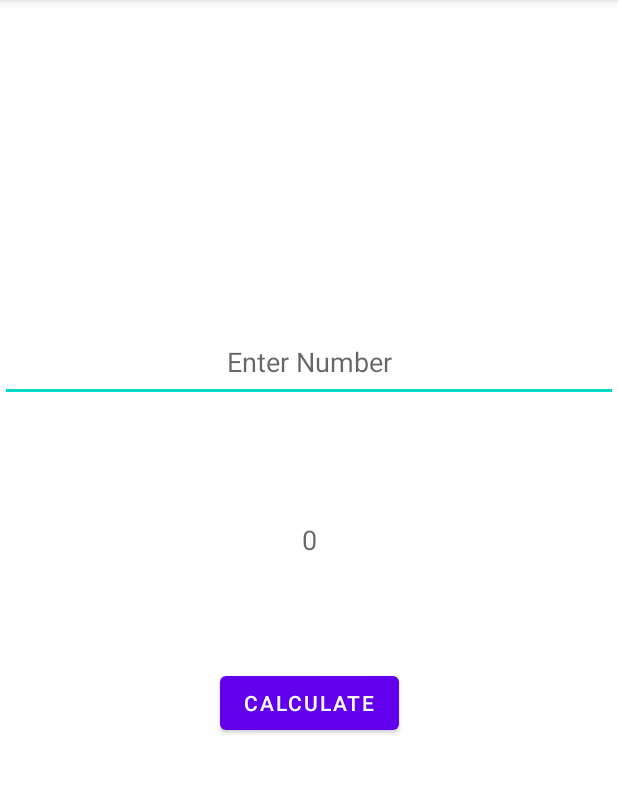
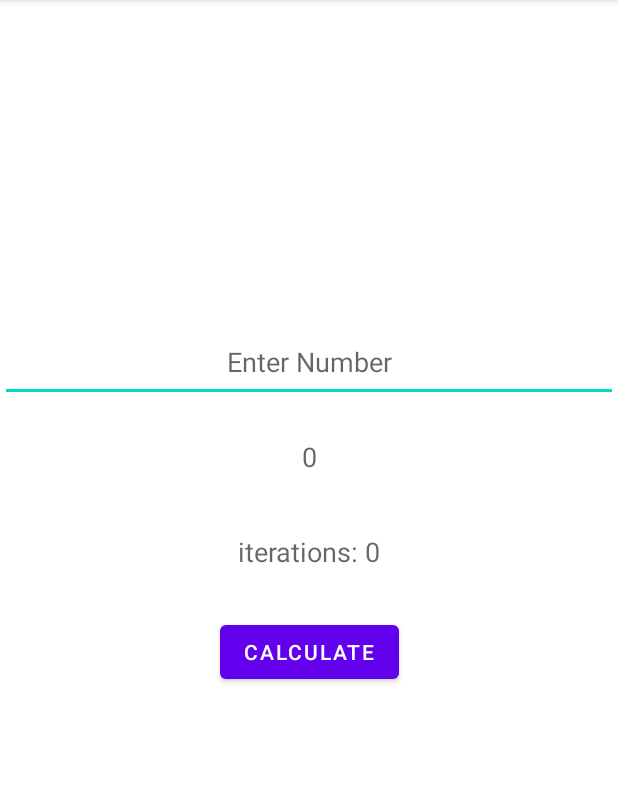
Before and after one commit to MrILL/embeddedLabs, an Android app: the screen it shows after launch (MainActivity), after a tap on "CALCULATE", on a phone screen of 412 x 824 dp, the part 84-878 px from its top. Run offline under Robolectric (Android 15) with nearby library versions, the phone set to English and light mode, and no system bars; 1 statement that could not run was skipped.

Commit message:
feat(3.1): additional task

```diff
--- a/app/src/main/java/com/example/mrills/MainActivity.kt
+++ b/app/src/main/java/com/example/mrills/MainActivity.kt
@@ -13,21 +13,26 @@ fun formatResult(num1: Long, num2: Long): String {
     return "${num1.toString()}, ${num2.toString()}"
 }
 
-fun fermaFactors(n: Long): String {
+fun formatResultIter(i: Long): String {
+    return "iterations: ${i.toString()}"
+}
+
+fun fermaFactors(n: Long): Array<String> {
     if(n <= 0) {
-        return n.toString()
+        return arrayOf(n.toString(), formatResultIter(0))
     }
 
     if(n % 2 == 0L) {
-        return formatResult(n/2, n)
+        return arrayOf(formatResult(n/2, n), formatResultIter(0))
     }
 
     var a: Long = ceil(sqrt(n.toDouble())).toLong()
     if(a * a == n) {
-        return formatResult(a, a)
+        return arrayOf(formatResult(a, a), formatResultIter(0))
     }
 
     var b: Long
+    var i: Long = 0
     while(true) {
         val b1: Long = a * a - n
         b = sqrt(b1.toDouble()).toLong()
@@ -36,8 +41,9 @@ fun fermaFactors(n: Long): String {
         } else {
             a += 1
         }
+        i++
     }
-    return formatResult(a - b, a + b)
+    return arrayOf(formatResult(a - b, a + b), formatResultIter(i))
 }
 
 class MainActivity : AppCompatActivity() {
@@ -50,9 +56,12 @@ class MainActivity : AppCompatActivity() {
             val tvResult: TextView = findViewById(R.id.tvResult)
             val etNumber: EditText = findViewById(R.id.etNumber)
             val num: Long = etNumber.text.toString().toLong()
-            tvResult.text = fermaFactors(num)
+            val tvResultIter: TextView = findViewById(R.id.tvResultIter)
 
-            Toast.makeText(this, "fuck", Toast.LENGTH_SHORT).show()
+            val res = fermaFactors(num)
+
+            tvResult.text = res[0]
+            tvResultIter.text = res[1]
         }
 //        button.setOnClickListener(object : OnClickListener() {
 //            fun onClick(v: View?) {
--- a/app/src/main/res/layout/activity_main.xml
+++ b/app/src/main/res/layout/activity_main.xml
@@ -32,7 +32,21 @@
         app:layout_constraintHorizontal_bias="0.0"
         app:layout_constraintStart_toStartOf="parent"
         app:layout_constraintTop_toBottomOf="@+id/etNumber"
-        app:layout_constraintVertical_bias="0.146" />
+        app:layout_constraintVertical_bias="0.023" />
+
+    <TextView
+        android:id="@+id/tvResultIter"
+        android:layout_width="match_parent"
+        android:layout_height="53dp"
+        android:gravity="center"
+        android:text="iterations: 0"
+        android:textAppearance="@style/TextAppearance.AppCompat.Medium"
+        app:layout_constraintBottom_toBottomOf="parent"
+        app:layout_constraintEnd_toEndOf="parent"
+        app:layout_constraintHorizontal_bias="1.0"
+        app:layout_constraintStart_toStartOf="parent"
+        app:layout_constraintTop_toBottomOf="@+id/tvResult"
+        app:layout_constraintVertical_bias="0.026" />
 
     <Button
         android:id="@+id/btnCalc"
@@ -42,8 +56,7 @@
         android:text="Calculate"
         app:layout_constraintBottom_toBottomOf="parent"
         app:layout_constraintEnd_toEndOf="parent"
-        app:layout_constraintHorizontal_bias="0.502"
         app:layout_constraintStart_toStartOf="parent"
-        app:layout_constraintTop_toBottomOf="@+id/tvResult"
-        app:layout_constraintVertical_bias="0.21" />
+        app:layout_constraintTop_toBottomOf="@+id/tvResultIter"
+        app:layout_constraintVertical_bias="0.06" />
 </androidx.constraintlayout.widget.ConstraintLayout>
```
Also changed, not shown: 3 other files.
